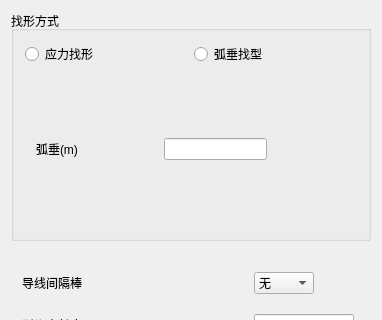
First picture: the form in TW/Senior.ui, repository Shixuku/Tower-Visual, before the edit; both pictures show x 0 to 382 and y 0 to 320 of the 382 by 470 pixel window.
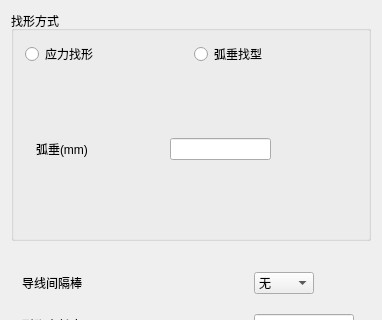
Second picture: the form after the edit. The open tabs and pages were chosen to show the change.

The edit to the form file:
```diff
--- a/TW/Senior.ui
+++ b/TW/Senior.ui
@@ -150,7 +150,7 @@
           <item row="0" column="0">
            <widget class="QLabel" name="label_4">
             <property name="text">
-             <string>弧垂(m)</string>
+             <string>弧垂(mm)</string>
             </property>
            </widget>
           </item>
```
